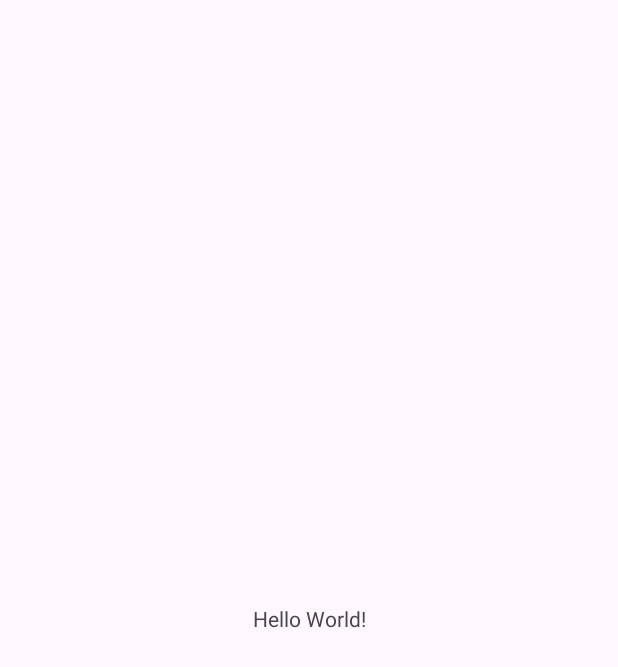
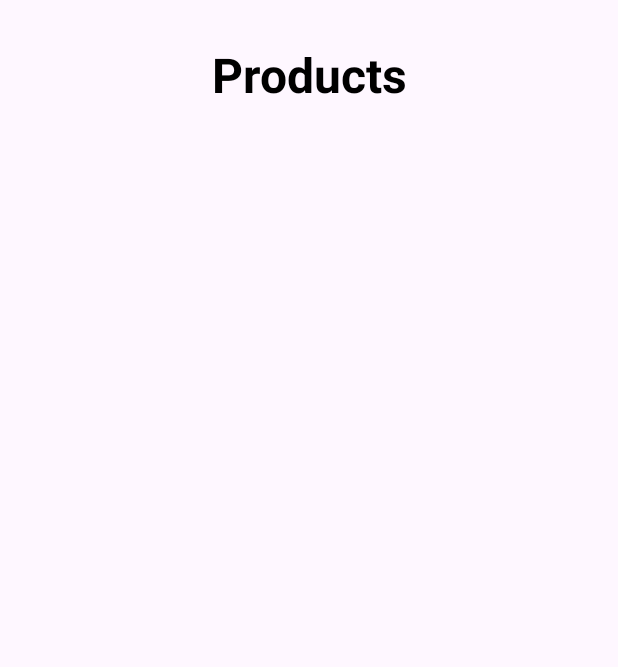
Before and after one commit to Oneotrix/maxim-shutov-TestAndroid-vacc-2024, an Android app: the screen it shows after launch (MainActivity), on a phone screen of 412 x 824 dp. Before the commit the part shown is almost empty. Shown: the top 667 px of the screen. Run offline under Robolectric (Android 15) with nearby library versions, the phone set to English and light mode, and no system bars.

Commit message:
add navigation + di

```diff
--- a/app/src/main/AndroidManifest.xml
+++ b/app/src/main/AndroidManifest.xml
@@ -10,6 +10,7 @@
         android:label="@string/app_name"
         android:roundIcon="@mipmap/ic_launcher_round"
         android:supportsRtl="true"
+        android:name=".App"
         android:theme="@style/Theme.MaximshutovTestAndroidvacc2024"
         tools:targetApi="31">
         <activity
--- /dev/null
+++ b/app/src/main/java/com/oneotrix/maxim_shutov_testandroid_vacc_2024/App.kt
@@ -0,0 +1,30 @@
+package com.oneotrix.maxim_shutov_testandroid_vacc_2024
+
+import android.app.Application
+import com.oneotrix.maxim_shutov_testandroid_vacc_2024.di.app.AppComponent
+import com.oneotrix.maxim_shutov_testandroid_vacc_2024.di.app.DaggerAppComponent
+import com.oneotrix.maxim_shutov_testandroid_vacc_2024.di.navigation.NavigationComponent
+import com.oneotrix.maxim_shutov_testandroid_vacc_2024.di.products.ProductsComponent
+
+class App: Application() {
+
+    override fun onCreate() {
+        super.onCreate()
+
+        appComponent = DaggerAppComponent.factory()
+            .create(this@App)
+
+        navigationComponentFactory = appComponent.provideNavigationComponentFactory()
+
+        productsComponent = appComponent.provideProductsComponentBuilder()
+            .build()
+    }
+
+
+    companion object {
+        private lateinit var appComponent: AppComponent
+        lateinit var navigationComponentFactory: NavigationComponent.Factory
+        lateinit var productsComponent : ProductsComponent
+
+    }
+}
--- a/app/src/main/java/com/oneotrix/maxim_shutov_testandroid_vacc_2024/MainActivity.kt
+++ b/app/src/main/java/com/oneotrix/maxim_shutov_testandroid_vacc_2024/MainActivity.kt
@@ -3,18 +3,30 @@ package com.oneotrix.maxim_shutov_testandroid_vacc_2024
 import android.os.Bundle
 import androidx.activity.enableEdgeToEdge
 import androidx.appcompat.app.AppCompatActivity
-import androidx.core.view.ViewCompat
-import androidx.core.view.WindowInsetsCompat
+import com.oneotrix.maxim_shutov_testandroid_vacc_2024.databinding.ActivityMainBinding
+import com.oneotrix.maxim_shutov_testandroid_vacc_2024.di.navigation.NavigationComponent
 
 class MainActivity : AppCompatActivity() {
+
+    private lateinit var binding: ActivityMainBinding
+
     override fun onCreate(savedInstanceState: Bundle?) {
         super.onCreate(savedInstanceState)
         enableEdgeToEdge()
-        setContentView(R.layout.activity_main)
-        ViewCompat.setOnApplyWindowInsetsListener(findViewById(R.id.main)) { v, insets ->
-            val systemBars = insets.getInsets(WindowInsetsCompat.Type.systemBars())
-            v.setPadding(systemBars.left, systemBars.top, systemBars.right, systemBars.bottom)
-            insets
-        }
+        binding = ActivityMainBinding.inflate(layoutInflater)
+
+        setContentView(binding.root)
+
+
+        navigationComponent = App.navigationComponentFactory
+            .create(this@MainActivity)
+
+    }
+
+
+    companion object {
+
+        lateinit var navigationComponent: NavigationComponent
+
     }
 }
--- /dev/null
+++ b/app/src/main/java/com/oneotrix/maxim_shutov_testandroid_vacc_2024/di/app/AppComponent.kt
@@ -0,0 +1,28 @@
+package com.oneotrix.maxim_shutov_testandroid_vacc_2024.di.app
+
+import android.content.Context
+import com.oneotrix.maxim_shutov_testandroid_vacc_2024.di.navigation.NavigationComponent
+import com.oneotrix.maxim_shutov_testandroid_vacc_2024.di.products.ProductsComponent
+import dagger.BindsInstance
+import dagger.Component
+import javax.inject.Singleton
+
+@Component(
+    modules = [
+        AppSubcomponents::class
+    ]
+)
+@Singleton
+interface AppComponent {
+
+    fun provideNavigationComponentFactory() : NavigationComponent.Factory
+
+    fun provideProductsComponentBuilder() : ProductsComponent.Builder
+
+    @Component.Factory
+    interface Factory {
+        fun create(
+            @BindsInstance context: Context
+        ) : AppComponent
+    }
+}
--- /dev/null
+++ b/app/src/main/java/com/oneotrix/maxim_shutov_testandroid_vacc_2024/di/app/AppSubcomponents.kt
@@ -0,0 +1,11 @@
+package com.oneotrix.maxim_shutov_testandroid_vacc_2024.di.app
+
+import com.oneotrix.maxim_shutov_testandroid_vacc_2024.di.navigation.NavigationComponent
+import com.oneotrix.maxim_shutov_testandroid_vacc_2024.di.products.ProductsComponent
+import dagger.Module
+
+@Module(subcomponents = [
+    NavigationComponent::class,
+    ProductsComponent::class
+])
+class AppSubcomponents
--- /dev/null
+++ b/app/src/main/java/com/oneotrix/maxim_shutov_testandroid_vacc_2024/di/navigation/NavigationComponent.kt
@@ -0,0 +1,24 @@
+package com.oneotrix.maxim_shutov_testandroid_vacc_2024.di.navigation
+
+import androidx.navigation.NavController
+import com.oneotrix.maxim_shutov_testandroid_vacc_2024.MainActivity
+import dagger.BindsInstance
+import dagger.Subcomponent
+
+@Subcomponent(
+    modules = [
+        NavigationModule::class
+    ]
+)
+interface NavigationComponent {
+
+    fun navigationController(): NavController
+
+    @Subcomponent.Factory
+    interface Factory {
+        fun create(
+            @BindsInstance activity: MainActivity
+        ) : NavigationComponent
+    }
+
+}
--- /dev/null
+++ b/app/src/main/java/com/oneotrix/maxim_shutov_testandroid_vacc_2024/di/navigation/NavigationModule.kt
@@ -0,0 +1,18 @@
+package com.oneotrix.maxim_shutov_testandroid_vacc_2024.di.navigation
+
+import androidx.navigation.NavController
+import androidx.navigation.Navigation
+import com.oneotrix.maxim_shutov_testandroid_vacc_2024.MainActivity
+import com.oneotrix.maxim_shutov_testandroid_vacc_2024.R
+import dagger.Module
+import dagger.Provides
+
+@Module
+class NavigationModule {
+    @Provides
+    fun navigation(
+        activity: MainActivity
+    ): NavController {
+        return Navigation.findNavController(activity, R.id.fragmentContainer)
+    }
+}
--- /dev/null
+++ b/app/src/main/java/com/oneotrix/maxim_shutov_testandroid_vacc_2024/di/products/ProductsComponent.kt
@@ -0,0 +1,12 @@
+package com.oneotrix.maxim_shutov_testandroid_vacc_2024.di.products
+
+import dagger.Subcomponent
+
+@Subcomponent
+interface ProductsComponent {
+
+    @Subcomponent.Builder
+    interface Builder {
+        fun build() : ProductsComponent
+    }
+}
--- /dev/null
+++ b/app/src/main/java/com/oneotrix/maxim_shutov_testandroid_vacc_2024/view/BaseFragment.kt
@@ -0,0 +1,36 @@
+package com.oneotrix.maxim_shutov_testandroid_vacc_2024.view
+
+import android.os.Bundle
+import android.view.LayoutInflater
+import android.view.View
+import android.view.ViewGroup
+import androidx.fragment.app.Fragment
+import androidx.viewbinding.ViewBinding
+
+open class BaseFragment<T: ViewBinding>(
+    private val bindingInflater: (LayoutInflater) ->T
+) : Fragment() {
+
+
+    private var _binding: T? = null
+    protected val binding: T
+        get() = _binding!!
+
+
+    override fun onCreateView(
+        inflater: LayoutInflater,
+        container: ViewGroup?,
+        savedInstanceState: Bundle?
+    ): View? {
+        _binding = bindingInflater.invoke(inflater)
+
+        return binding.root
+    }
+
+
+    override fun onDestroy() {
+        super.onDestroy()
+        _binding = null
+    }
+
+}
--- a/app/src/main/java/com/oneotrix/maxim_shutov_testandroid_vacc_2024/view/product_details/ProductDetailsFragment.kt
+++ b/app/src/main/java/com/oneotrix/maxim_shutov_testandroid_vacc_2024/view/product_details/ProductDetailsFragment.kt
@@ -1,4 +1,12 @@
 package com.oneotrix.maxim_shutov_testandroid_vacc_2024.view.product_details
 
-class ProductDetailsFragment {
+import com.oneotrix.maxim_shutov_testandroid_vacc_2024.databinding.FragmentProductDetailsBinding
+import com.oneotrix.maxim_shutov_testandroid_vacc_2024.view.BaseFragment
+
+class ProductDetailsFragment: BaseFragment<FragmentProductDetailsBinding>(
+    FragmentProductDetailsBinding::inflate
+) {
+
+
+
 }
--- a/app/src/main/java/com/oneotrix/maxim_shutov_testandroid_vacc_2024/view/products/ProductsFragment.kt
+++ b/app/src/main/java/com/oneotrix/maxim_shutov_testandroid_vacc_2024/view/products/ProductsFragment.kt
@@ -1,6 +1,23 @@
 package com.oneotrix.maxim_shutov_testandroid_vacc_2024.view.products
 
-import androidx.fragment.app.Fragment
+import android.os.Bundle
+import android.util.Log
+import android.view.View
+import com.oneotrix.maxim_shutov_testandroid_vacc_2024.databinding.FragmentProductsBinding
+import com.oneotrix.maxim_shutov_testandroid_vacc_2024.view.BaseFragment
 
-class ProductsFragment: Fragment() {
+class ProductsFragment: BaseFragment<FragmentProductsBinding>(
+    FragmentProductsBinding::inflate
+) {
+
+
+    override fun onViewCreated(view: View, savedInstanceState: Bundle?) {
+        super.onViewCreated(view, savedInstanceState)
+        Log.d("ProductsFragment", "onViewCreated + ${binding.tvTitleProducts.text}")
+    }
+
+
+    companion object {
+        fun newInstance() = ProductsFragment
+    }
 }
--- a/app/src/main/res/layout/activity_main.xml
+++ b/app/src/main/res/layout/activity_main.xml
@@ -7,13 +7,14 @@
     android:layout_height="match_parent"
     tools:context=".MainActivity">
 
-    <TextView
-        android:layout_width="wrap_content"
-        android:layout_height="wrap_content"
-        android:text="Hello World!"
-        app:layout_constraintBottom_toBottomOf="parent"
-        app:layout_constraintEnd_toEndOf="parent"
-        app:layout_constraintStart_toStartOf="parent"
-        app:layout_constraintTop_toTopOf="parent" />
+    <fragment
+        android:id="@+id/fragmentContainer"
+        android:layout_width="match_parent"
+        android:layout_height="match_parent"
+        android:name="androidx.navigation.fragment.NavHostFragment"
+        app:defaultNavHost ="true"
+        app:navGraph ="@navigation/nav_graph"
+        tools:layout="@layout/fragment_products"
+        />
 
 </androidx.constraintlayout.widget.ConstraintLayout>
--- a/app/src/main/res/layout/fragment_product_details.xml
+++ b/app/src/main/res/layout/fragment_product_details.xml
@@ -39,7 +39,7 @@
         <androidx.recyclerview.widget.RecyclerView
             android:id="@+id/rvIngredients"
             android:layout_width="match_parent"
-            android:layout_height="0dp"
+            android:layout_height="wrap_content"
             app:layout_constraintTop_toBottomOf="@id/tvTitle"
             app:layout_constraintStart_toStartOf="parent"
             app:layout_constraintEnd_toEndOf="parent"
--- a/app/src/main/res/layout/fragment_products.xml
+++ b/app/src/main/res/layout/fragment_products.xml
@@ -6,7 +6,7 @@
     xmlns:app="http://schemas.android.com/apk/res-auto">
 
     <TextView
-        android:id="@+id/tvTitle"
+        android:id="@+id/tvTitleProducts"
         android:layout_width="match_parent"
         android:layout_height="60dp"
         app:layout_constraintStart_toStartOf="parent"
@@ -14,8 +14,10 @@
         app:layout_constraintTop_toTopOf="parent"
         android:text="@string/products"
         android:textSize="32sp"
+        android:textColor="@color/black"
         android:textStyle="bold"
         android:gravity="center"
+        android:layout_marginTop="20dp"
         />
 
     <androidx.recyclerview.widget.RecyclerView
@@ -25,7 +27,7 @@
         app:layoutManager="androidx.recyclerview.widget.LinearLayoutManager"
         tools:listitem="@layout/item_products"
         tools:itemCount="10"
-        app:layout_constraintTop_toBottomOf="@id/tvTitle"
+        app:layout_constraintTop_toBottomOf="@id/tvTitleProducts"
         />
 
 </androidx.constraintlayout.widget.ConstraintLayout>
--- a/app/src/main/res/layout/item_products.xml
+++ b/app/src/main/res/layout/item_products.xml
@@ -25,7 +25,7 @@
         android:orientation="vertical">
 
         <TextView
-            android:id="@+id/tvTitle"
+            android:id="@+id/tvTitleMeal"
             android:layout_width="wrap_content"
             android:layout_height="wrap_content"
             android:text="Ветчина и грибы"
--- /dev/null
+++ b/app/src/main/res/navigation/nav_graph.xml
@@ -0,0 +1,28 @@
+<?xml version="1.0" encoding="utf-8"?>
+<navigation xmlns:android="http://schemas.android.com/apk/res/android"
+    xmlns:app="http://schemas.android.com/apk/res-auto"
+    xmlns:tools="http://schemas.android.com/tools"
+    android:id="@+id/nav_graph"
+    app:startDestination="@id/productsFragment">
+
+    <fragment
+        android:id="@+id/productsFragment"
+        android:name="com.oneotrix.maxim_shutov_testandroid_vacc_2024.view.products.ProductsFragment"
+        android:label="ProductsFragment"
+        tools:layout="@layout/fragment_products"
+        >
+        <action
+            android:id="@+id/action_productsFragment_to_productDetailsFragment2"
+            app:destination="@id/productDetailsFragment2" />
+    </fragment>
+    <fragment
+        android:id="@+id/productDetailsFragment2"
+        android:name="com.oneotrix.maxim_shutov_testandroid_vacc_2024.view.product_details.ProductDetailsFragment"
+        android:label="ProductDetailsFragment"
+        tools:layout="@layout/fragment_product_details"
+        >
+        <action
+            android:id="@+id/action_productDetailsFragment2_to_productsFragment"
+            app:destination="@id/productsFragment" />
+    </fragment>
+</navigation>
```
Also changed, not shown: 1 other file.
